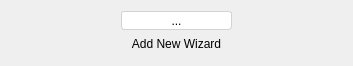
ImagingTools/ImtCore, file Include/imtwidgets/CToolButton.ui: the form before one commit.
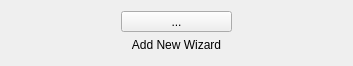
The form after the commit. Icons and pictures are not drawn.

```diff
--- a/Include/imtwidgets/CToolButton.ui
+++ b/Include/imtwidgets/CToolButton.ui
@@ -14,14 +14,7 @@
    <string>Tool Button</string>
   </property>
   <property name="styleSheet">
-   <string notr="true">QToolButton
-{
-	background:white;
-	min-width: 3em;
-	max-width: 3em;
-	border-radius:3px;
-	border: 1px solid lightGray;
-}</string>
+   <string notr="true"/>
   </property>
   <layout class="QVBoxLayout" name="verticalLayout">
    <item>
```
